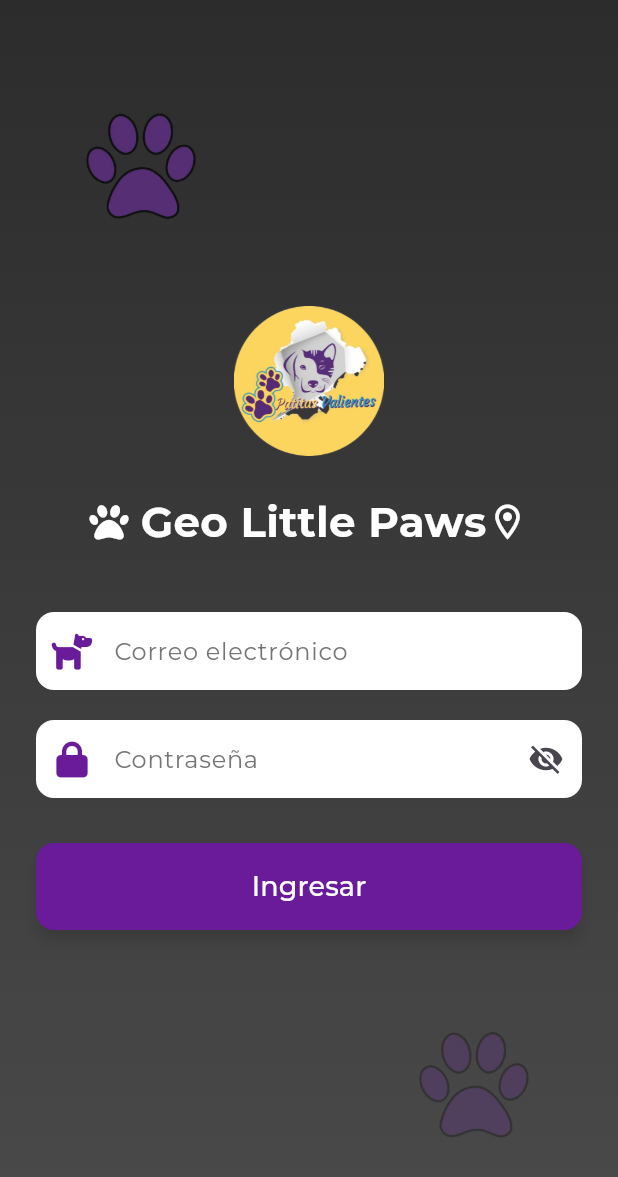
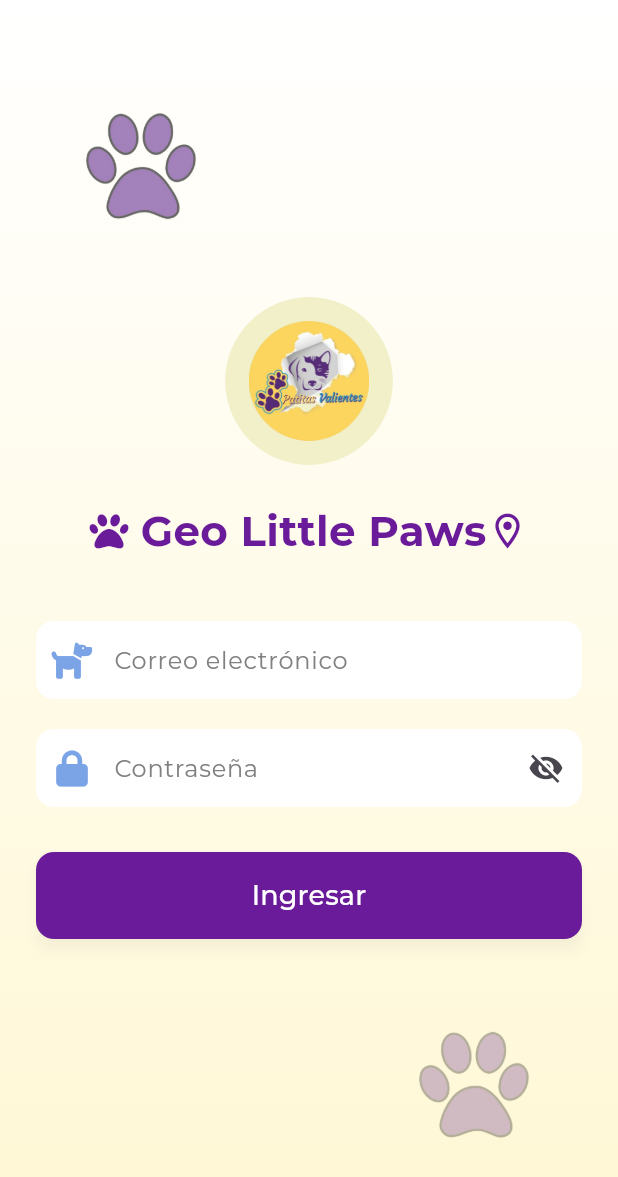
Before and after one commit to juadastron/tesis, a Flutter app: the screen it shows after launch, on a phone screen of 412 x 824 dp. Shown: the top 1177 px of the screen. Run offline on Flutter 3.47's test engine with Material 3 defaults, Android fonts, the phone set to English and light mode, and no system bars; our stand-ins replace font_awesome_flutter, google_fonts, google_maps_flutter.

Commit message:
nueva interfaz del login

```diff
--- a/lib/pages/login_page.dart
+++ b/lib/pages/login_page.dart
@@ -27,7 +27,10 @@ class _LoginScreenState extends State<LoginScreen> {
               gradient: LinearGradient(
                 begin: Alignment.topCenter,
                 end: Alignment.bottomCenter,
-                colors: [Color(0xFF2C2C2C), Color(0xFF4A4A4A)],
+                colors: [
+                  Color.fromARGB(255, 255, 255, 255),
+                  Color(0xFFFFF7D4), // Tonos suaves de amarillo
+                ],
               ),
             ),
           ),
@@ -45,7 +48,7 @@ class _LoginScreenState extends State<LoginScreen> {
             top: 70,
             left: 40,
             child: Opacity(
-              opacity: 0.7,
+              opacity: 0.6,
               child: Image.asset('assets/images/patita.png', width: 110),
             ),
           ),
@@ -59,14 +62,24 @@ class _LoginScreenState extends State<LoginScreen> {
                 child: Column(
                   mainAxisSize: MainAxisSize.min,
                   children: [
-                    Image.asset('assets/images/fondo.png', height: 100),
+                    // Logo circular
+                    Container(
+                      decoration: const BoxDecoration(
+                        color: Color.fromARGB(255, 241, 240, 201),
+                        shape: BoxShape.circle,
+                      ),
+                      padding: const EdgeInsets.all(16),
+                      child: Image.asset('assets/images/fondo.png', height: 80),
+                    ),
                     const SizedBox(height: 24),
+
+                    // Título y subtítulo
                     Row(
                       mainAxisSize: MainAxisSize.min,
                       children: [
                         const FaIcon(
                           FontAwesomeIcons.paw,
-                          color: Colors.white,
+                          color: Color(0xFF6A1B9A), // Púrpura
                           size: 26,
                         ),
                         const SizedBox(width: 8),
@@ -75,30 +88,32 @@ class _LoginScreenState extends State<LoginScreen> {
                           style: GoogleFonts.montserrat(
                             fontSize: 28,
                             fontWeight: FontWeight.bold,
-                            color: Colors.white,
+                            color: Color(0xFF6A1B9A), // Púrpura
                           ),
                         ),
                         const Icon(
                           Icons.location_on_outlined,
-                          color: Colors.white,
+                          color: Color(0xFF6A1B9A), // Púrpura
                           size: 28,
                         ),
                       ],
                     ),
                     const SizedBox(height: 40),
+
+                    // Campo de correo electrónico
                     TextFormField(
                       decoration: InputDecoration(
                         filled: true,
                         fillColor: Colors.white,
                         hintText: 'Correo electrónico',
-                        hintStyle: TextStyle(color: Colors.grey[600]),
+                        hintStyle: TextStyle(color: const Color.fromARGB(255, 128, 128, 128)), // Gris oscuro para mayor contraste
                         prefixIcon: const SizedBox(
                           height: 48,
                           width: 48,
                           child: Center(
                             child: FaIcon(
                               FontAwesomeIcons.dog,
-                              color: Color(0xFF6A1B9A),
+                              color: Color.fromARGB(255, 123, 164, 230), // Azul claro
                             ),
                           ),
                         ),
@@ -124,20 +139,22 @@ class _LoginScreenState extends State<LoginScreen> {
                       onChanged: (value) => email = value.trim(),
                     ),
                     const SizedBox(height: 20),
+
+                    // Campo de contraseña
                     TextFormField(
                       obscureText: _obscureText,
                       decoration: InputDecoration(
                         filled: true,
                         fillColor: Colors.white,
                         hintText: 'Contraseña',
-                        hintStyle: TextStyle(color: Colors.grey[600]),
+                        hintStyle: TextStyle(color: const Color.fromARGB(255, 128, 128, 128)), // Gris oscuro para mayor contraste
                         prefixIcon: const SizedBox(
                           height: 48,
                           width: 48,
                           child: Center(
                             child: FaIcon(
                               FontAwesomeIcons.lock,
-                              color: Color(0xFF6A1B9A),
+                              color: Color.fromARGB(255, 123, 164, 230), // Azul claro
                             ),
                           ),
                         ),
@@ -171,12 +188,18 @@ class _LoginScreenState extends State<LoginScreen> {
                       onChanged: (value) => password = value,
                     ),
                     const SizedBox(height: 30),
+
+                    // Botón "Ingresar"
                     SizedBox(
                       width: double.infinity,
                       child: ElevatedButton(
                         onPressed: () async {
                           if (_formKey.currentState!.validate()) {
-                            final success = await loginUsuario(context, email, password);
+                            final success = await loginUsuario(
+                              context,
+                              email,
+                              password,
+                            );
                             if (success) {
                               Navigator.pushReplacementNamed(context, '/home');
                             } else {
@@ -191,13 +214,13 @@ class _LoginScreenState extends State<LoginScreen> {
                           }
                         },
                         style: ElevatedButton.styleFrom(
-                          backgroundColor: const Color(0xFF6A1B9A),
+                          backgroundColor: Color(0xFF6A1B9A), // Púrpura
+                          shadowColor: Colors.black.withOpacity(0.2), // Sombra suave
+                          elevation: 4, // Elevación para sombra
                           padding: const EdgeInsets.symmetric(vertical: 16),
                           shape: RoundedRectangleBorder(
                             borderRadius: BorderRadius.circular(12),
                           ),
-                          elevation: 4,
-                          shadowColor: Colors.black54,
                         ),
                         child: const Text(
                           'Ingresar',
```
Also changed, not shown: lib/pages/home_page.dart (+33 -13 lines), assets/images/Xqg8.gif (added).
